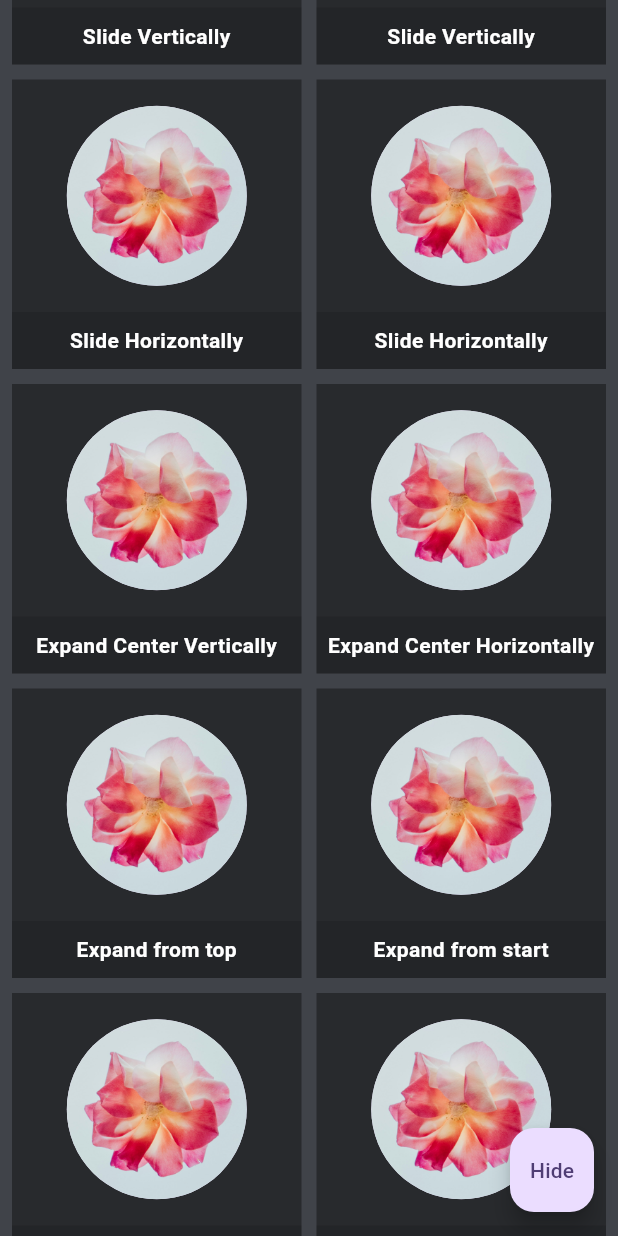
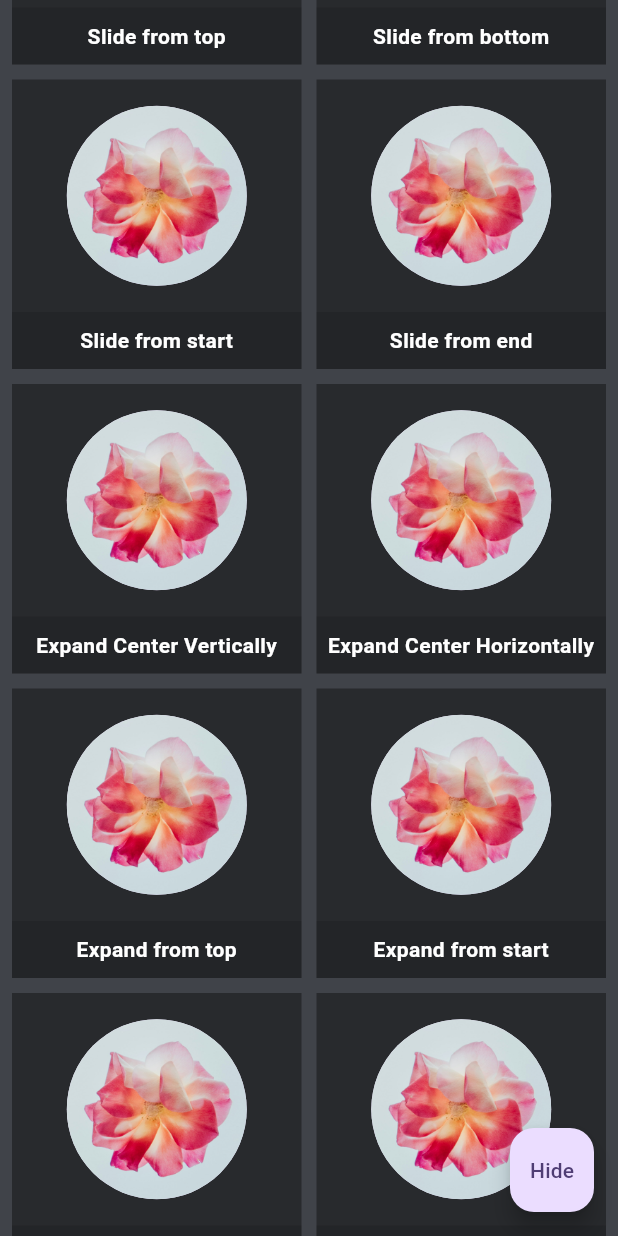
Before and after one commit to canopas/animated-visibility, a Flutter app: the screen it shows after launch, scrolled down 576 dp, on a phone screen of 412 x 824 dp. Run offline on Flutter 3.47's test engine with Material 3 defaults, Android fonts, the phone set to English and light mode, and no system bars.

Commit message:
Minor changes

```diff
--- a/example/lib/main.dart
+++ b/example/lib/main.dart
@@ -24,7 +24,6 @@ class MyApp extends StatelessWidget {
 
 class MyHomePage extends StatefulWidget {
   const MyHomePage({super.key, required this.title});
-
 
   final String title;
 
@@ -64,28 +63,28 @@ class _MyHomePageState extends State<MyHomePage> {
                       exit: fadeOut() + scaleOut())),
               _body("Slide", _content(enter: slideIn(), exit: slideOut())),
               _body(
-                  "Slide Vertically",
-                  _content(
-                      enter: slideInVertically(),
-                      exit: slideOutVertically(targetOffsetY: -1))),
-              _body(
-                  "Slide Vertically",
+                  "Slide from top",
                   _content(
                       enter: slideInVertically(
                           initialOffsetY: -1,
                           curve: Curves.fastEaseInToSlowEaseOut),
                       exit: slideOutVertically(
+                          targetOffsetY: -1,
                           curve: Curves.fastEaseInToSlowEaseOut))),
               _body(
-                  "Slide Horizontally",
+                  "Slide from bottom",
+                  _content(
+                      enter: slideInVertically(), exit: slideOutVertically())),
+              _body(
+                  "Slide from start",
+                  _content(
+                      enter: slideInHorizontally(initialOffsetX: -1),
+                      exit: slideOutHorizontally(targetOffsetX: -1))),
+              _body(
+                  "Slide from end",
                   _content(
                       enter: slideInHorizontally(),
                       exit: slideOutHorizontally())),
-              _body(
-                  "Slide Horizontally",
-                  _content(
-                      enter: slideInHorizontally(initialOffsetX: -1),
-                      exit: slideOutHorizontally(targetOffsetX: -1))),
               _body(
                   "Expand Center Vertically",
                   _content(
```
